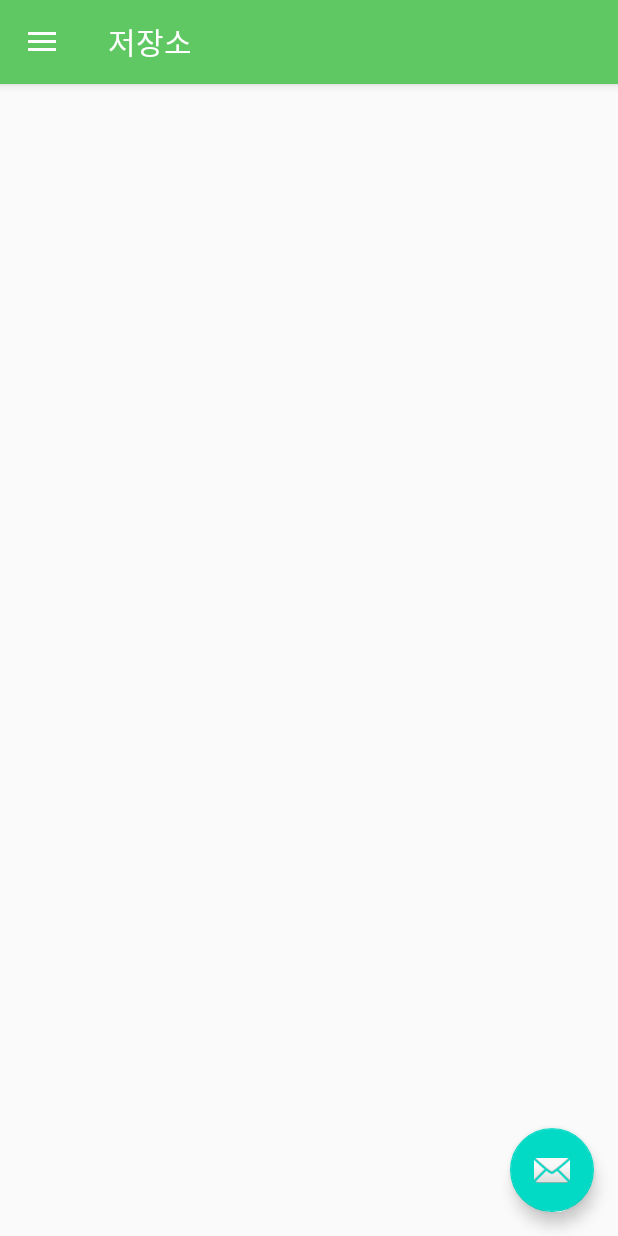
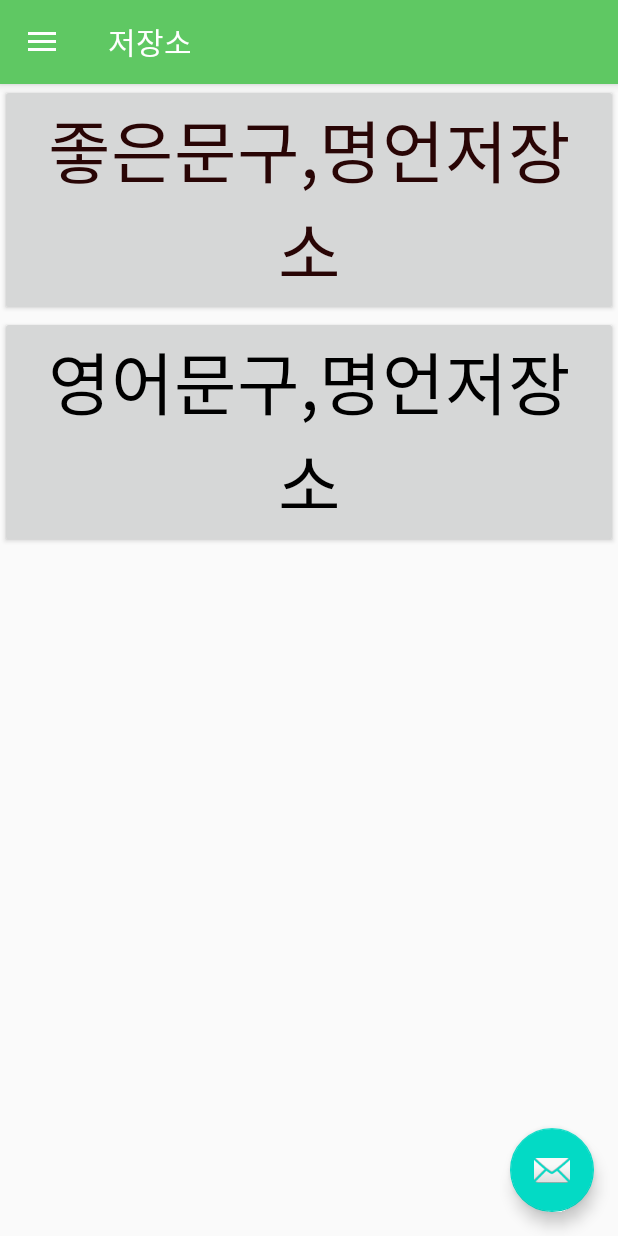
Before and after one commit to dudwns0911/GoodWords, an Android app: the MainActivity screen opened directly, with no data from a screen before it, after a tap on an icon or button, on a phone screen of 412 x 824 dp. Run offline under Robolectric (Android 15) with nearby library versions, the phone set to English and light mode, and no system bars; our stand-ins replace navigation-ui; 1 statement that could not run was skipped.

```diff
--- a/app/build.gradle
+++ b/app/build.gradle
@@ -8,8 +8,8 @@
         applicationId "com.sample.goodwords"
         minSdkVersion 21
         targetSdkVersion 29
-        versionCode 1
-        versionName "1.0.0"
+        versionCode 2
+        versionName "1.0.1"
 
         testInstrumentationRunner "androidx.test.runner.AndroidJUnitRunner"
     }
--- a/app/src/main/java/com/sample/goodwords/MainActivity.java
+++ b/app/src/main/java/com/sample/goodwords/MainActivity.java
@@ -39,7 +39,7 @@
             public void onClick(View view) {
                 Intent intent = new Intent(android.content.Intent.ACTION_SEND);
                 intent.setType("Text/plain");
-                String text = "간단한 공유하기를 만들 수 있습니다";
+                String text = "https://play.google.com/store/apps/details?id=com.sample.goodwords";
                 intent.putExtra(Intent.EXTRA_TEXT, text);
                 Intent chooser = Intent.createChooser(intent, "친구에게 공유하기");
                 startActivity(chooser);
--- a/app/src/main/res/layout/fragment_home.xml
+++ b/app/src/main/res/layout/fragment_home.xml
@@ -1,16 +1,23 @@
 <?xml version="1.0" encoding="utf-8"?>
-<androidx.constraintlayout.widget.ConstraintLayout xmlns:android="http://schemas.android.com/apk/res/android"
-    xmlns:app="http://schemas.android.com/apk/res-auto"
-    xmlns:tools="http://schemas.android.com/tools"
-    android:layout_width="match_parent"
-    android:layout_height="match_parent"
-    tools:context=".ui.home.HomeFragment">
+<RelativeLayout
+    xmlns:android="http://schemas.android.com/apk/res/android" android:layout_width="match_parent"
+    android:layout_height="match_parent">
 
-    <androidx.recyclerview.widget.RecyclerView
+    <Button
         android:layout_width="match_parent"
-        android:layout_height="match_parent"
-        android:id="@+id/recycler1"
-        android:scrollbars="vertical" />
+        android:layout_height="wrap_content"
+        android:text="좋은문구,명언저장소"
+        android:textSize="45sp"
+        android:textColor="#290505"
+        android:id="@+id/btn_addwords"
+        android:gravity="center"/>
+    <Button
+        android:layout_width="match_parent"
+        android:layout_height="wrap_content"
+        android:text="영어문구,명언저장소"
+        android:textColor="#000000"
+        android:textSize="45sp"
+        android:layout_below="@+id/btn_addwords"
+        android:id="@+id/btn_addenglishwords"/>
 
-
-</androidx.constraintlayout.widget.ConstraintLayout>
+</RelativeLayout>
```
